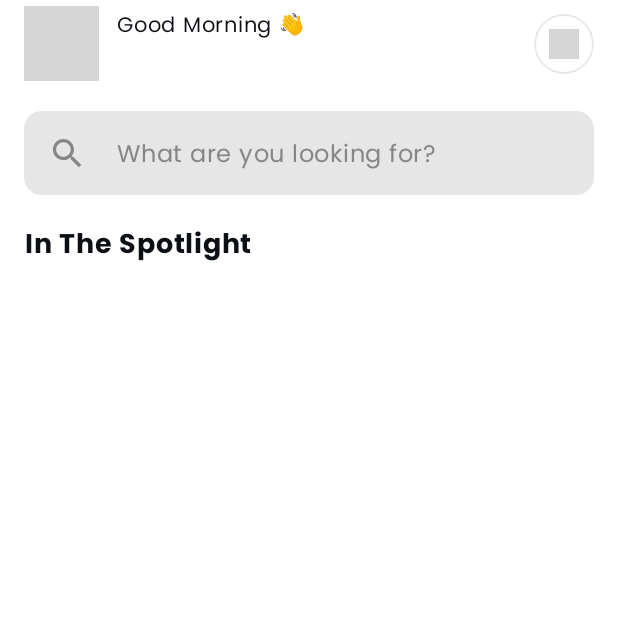
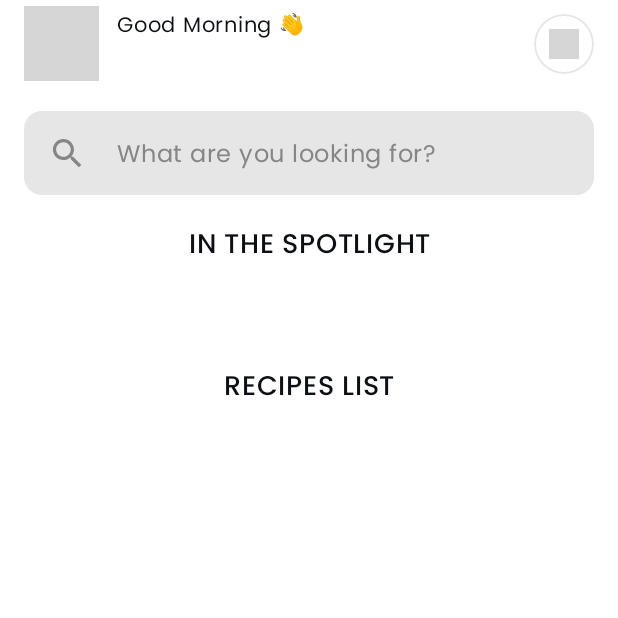
Before and after one commit to phinion8/Reciipiie, an Android app built with Jetpack Compose: the composable HomeScreenContent shown on its own in the app's theme, on a phone screen of 412 x 824 dp, the top half of it. Run offline under Robolectric (Android 15) with nearby library versions, the phone set to English and light mode, and no system bars; our stand-ins replace Dagger/Hilt's generated code, Firebase (no records; nobody signed in at launch, a user with empty details on screens opened directly), Shimmer; pictures from the network do not load; grey boxes are pictures that could not be loaded.

Commit message:
added recipe list with pagination feature

```diff
--- a/app/src/main/java/com/priyanshu/reciipiie/data/remote/SpoonacularApi.kt
+++ b/app/src/main/java/com/priyanshu/reciipiie/data/remote/SpoonacularApi.kt
@@ -1,6 +1,8 @@
 package com.priyanshu.reciipiie.data.remote
 
 import com.priyanshu.reciipiie.domain.models.RandomRecipeList
+import com.priyanshu.reciipiie.domain.models.search.SearchRecipeList
+import com.priyanshu.reciipiie.utils.Constants
 import retrofit2.http.GET
 import retrofit2.http.Query
 
@@ -11,4 +13,10 @@ interface SpoonacularApi {
         @Query("apiKey") apiKey: String
     ): RandomRecipeList
 
+    @GET("recipes/complexSearch?number=${Constants.PAGE_SIZE}")
+    suspend fun getSearchRecipeList(
+        @Query("apiKey") apiKey: String,
+        @Query("offset") offset: Int
+    ): SearchRecipeList
+
 }
--- a/app/src/main/java/com/priyanshu/reciipiie/data/repository/SpoonacularRepositoryImpl.kt
+++ b/app/src/main/java/com/priyanshu/reciipiie/data/repository/SpoonacularRepositoryImpl.kt
@@ -2,8 +2,8 @@ package com.priyanshu.reciipiie.data.repository
 
 import com.priyanshu.reciipiie.data.remote.SpoonacularApi
 import com.priyanshu.reciipiie.domain.models.RandomRecipeList
+import com.priyanshu.reciipiie.domain.models.search.SearchRecipeList
 import com.priyanshu.reciipiie.domain.repository.SpoonacularRepository
-import com.priyanshu.reciipiie.utils.Resource
 import javax.inject.Inject
 
 class SpoonacularRepositoryImpl @Inject constructor(
@@ -12,4 +12,8 @@ class SpoonacularRepositoryImpl @Inject constructor(
     override suspend fun getRandomRecipeList(): RandomRecipeList {
         return spoonacularApi.getRandomRecipeList("c01a7de764ab4c04b0aeb091588618f8")
     }
+
+    override suspend fun getSearchRecipeList(offset: Int): SearchRecipeList {
+        return spoonacularApi.getSearchRecipeList("c01a7de764ab4c04b0aeb091588618f8", offset = offset)
+    }
 }
--- a/app/src/main/java/com/priyanshu/reciipiie/domain/repository/SpoonacularRepository.kt
+++ b/app/src/main/java/com/priyanshu/reciipiie/domain/repository/SpoonacularRepository.kt
@@ -1,8 +1,10 @@
 package com.priyanshu.reciipiie.domain.repository
 
 import com.priyanshu.reciipiie.domain.models.RandomRecipeList
+import com.priyanshu.reciipiie.domain.models.search.SearchRecipeList
 import com.priyanshu.reciipiie.utils.Resource
 
 interface SpoonacularRepository {
     suspend fun getRandomRecipeList(): RandomRecipeList
+    suspend fun getSearchRecipeList(offset: Int): SearchRecipeList
 }
--- a/app/src/main/java/com/priyanshu/reciipiie/domain/usecases/spoonacular_api_use_case/SpoonacularApiUseCase.kt
+++ b/app/src/main/java/com/priyanshu/reciipiie/domain/usecases/spoonacular_api_use_case/SpoonacularApiUseCase.kt
@@ -1,6 +1,7 @@
 package com.priyanshu.reciipiie.domain.usecases.spoonacular_api_use_case
 
 import com.priyanshu.reciipiie.domain.models.RandomRecipeList
+import com.priyanshu.reciipiie.domain.models.search.SearchRecipeList
 import com.priyanshu.reciipiie.domain.repository.SpoonacularRepository
 import com.priyanshu.reciipiie.utils.Resource
 import kotlinx.coroutines.flow.Flow
@@ -21,6 +22,20 @@ class SpoonacularApiUseCase @Inject constructor(
             emit(Resource.Error(e.localizedMessage))
         }
     }.catch {
+        it.printStackTrace()
+        emit(Resource.Error(it.localizedMessage))
+    }
+
+    fun getSearchRecipeList(offset: Int): Flow<Resource<SearchRecipeList>> = flow {
+        emit(Resource.Loading())
+        try {
+            val response = repository.getSearchRecipeList(offset)
+            emit(Resource.Success(response))
+        }catch (e: Exception){
+            emit(Resource.Error(e.localizedMessage))
+        }
+    }.catch {
+        it.printStackTrace()
         emit(Resource.Error(it.localizedMessage))
     }
 
--- a/app/src/main/java/com/priyanshu/reciipiie/navigation/Navigation.kt
+++ b/app/src/main/java/com/priyanshu/reciipiie/navigation/Navigation.kt
@@ -1,5 +1,6 @@
 package com.priyanshu.reciipiie.navigation
 
+import androidx.compose.foundation.layout.PaddingValues
 import androidx.compose.runtime.Composable
 import androidx.compose.ui.Modifier
 import androidx.navigation.NavHost
@@ -45,10 +46,10 @@ fun SetUpNavigation(
 }
 
 @Composable
-fun HomeNavGraph(navController: NavHostController) {
+fun HomeNavGraph(navController: NavHostController, innerPadding: PaddingValues) {
     NavHost(navController = navController, route = "home", startDestination = Screens.Home.route) {
         composable(route = Screens.Home.route){
-            HomeScreenContent()
+            HomeScreenContent(innerPadding = innerPadding)
         }
         composable(route = Screens.Favorites.route){
 
--- a/app/src/main/java/com/priyanshu/reciipiie/ui/screens/home/HomeScreen.kt
+++ b/app/src/main/java/com/priyanshu/reciipiie/ui/screens/home/HomeScreen.kt
@@ -8,6 +8,7 @@ import androidx.compose.foundation.background
 import androidx.compose.foundation.layout.Arrangement
 import androidx.compose.foundation.layout.Box
 import androidx.compose.foundation.layout.Column
+import androidx.compose.foundation.layout.PaddingValues
 import androidx.compose.foundation.layout.Row
 import androidx.compose.foundation.layout.Spacer
 import androidx.compose.foundation.layout.fillMaxSize
@@ -15,10 +16,13 @@ import androidx.compose.foundation.layout.fillMaxWidth
 import androidx.compose.foundation.layout.height
 import androidx.compose.foundation.layout.padding
 import androidx.compose.foundation.layout.size
+import androidx.compose.foundation.lazy.LazyColumn
+import androidx.compose.foundation.lazy.items
 import androidx.compose.foundation.lazy.rememberLazyListState
 import androidx.compose.foundation.pager.HorizontalPager
 import androidx.compose.foundation.pager.rememberPagerState
 import androidx.compose.foundation.shape.CircleShape
+import androidx.compose.material3.CircularProgressIndicator
 import androidx.compose.material3.MaterialTheme
 import androidx.compose.material3.Scaffold
 import androidx.compose.material3.Surface
@@ -26,7 +30,10 @@ import androidx.compose.material3.Text
 import androidx.compose.runtime.Composable
 import androidx.compose.runtime.LaunchedEffect
 import androidx.compose.runtime.collectAsState
+import androidx.compose.runtime.derivedStateOf
 import androidx.compose.runtime.getValue
+import androidx.compose.runtime.remember
+import androidx.compose.ui.Alignment
 import androidx.compose.ui.Modifier
 import androidx.compose.ui.text.font.FontWeight
 import androidx.compose.ui.text.style.TextAlign
@@ -35,18 +42,24 @@ import androidx.compose.ui.unit.sp
 import androidx.hilt.navigation.compose.hiltViewModel
 import androidx.navigation.NavHostController
 import androidx.navigation.compose.rememberNavController
+import com.priyanshu.reciipiie.R
 import com.priyanshu.reciipiie.domain.models.RandomRecipeList
 import com.priyanshu.reciipiie.navigation.HomeNavGraph
 import com.priyanshu.reciipiie.ui.components.BottomNavBar
+import com.priyanshu.reciipiie.ui.components.ShowLottieAnimation
 import com.priyanshu.reciipiie.ui.components.models.bottomNavItems
 import com.priyanshu.reciipiie.ui.screens.home.components.HomeLoadingLayout
 import com.priyanshu.reciipiie.ui.screens.home.components.PopularRecipeItem
 import com.priyanshu.reciipiie.ui.screens.home.components.SearchBar
+import com.priyanshu.reciipiie.ui.screens.home.components.SearchRecipeItem
+import com.priyanshu.reciipiie.ui.screens.home.components.SearchRecipeItemLoading
 import com.priyanshu.reciipiie.ui.screens.home.components.TopAppBar
 import com.priyanshu.reciipiie.ui.screens.home.viewModel.HomeViewModel
+import com.priyanshu.reciipiie.ui.screens.home.viewModel.SearchListState
 import com.priyanshu.reciipiie.ui.theme.blue
 import com.priyanshu.reciipiie.ui.theme.grey300
 import com.priyanshu.reciipiie.utils.isScrollingUp
+import kotlinx.coroutines.launch
 
 @Composable
 fun HomeScreen(
@@ -55,10 +68,9 @@ fun HomeScreen(
 
     Surface(modifier = Modifier.fillMaxSize(), color = MaterialTheme.colorScheme.background) {
         Scaffold(
-
             content = { innerPadding ->
 
-                HomeNavGraph(navController = navController)
+                HomeNavGraph(navController = navController, innerPadding = innerPadding)
 
             }, bottomBar = {
                 BottomNavBar(
@@ -80,7 +92,8 @@ fun HomeScreen(
 
 @Composable
 fun HomeScreenContent(
-    viewModel: HomeViewModel = hiltViewModel()
+    viewModel: HomeViewModel = hiltViewModel(),
+    innerPadding: PaddingValues
 ) {
 
     val userName: String by viewModel.userName.collectAsState()
@@ -88,6 +101,23 @@ fun HomeScreenContent(
     val lazyColumnState = rememberLazyListState()
     val topBarVisibility = lazyColumnState.isScrollingUp()
     val isLoading by viewModel.isLoading.collectAsState()
+
+    val shouldStartPaginate = remember {
+        derivedStateOf {
+            viewModel.canPaginate && (lazyColumnState.layoutInfo.visibleItemsInfo.lastOrNull()?.index
+                ?: -9) >= (lazyColumnState.layoutInfo.totalItemsCount - 3)
+        }
+    }
+
+    val searchRecipeList = viewModel.searchRecipeList
+
+    LaunchedEffect(key1 = shouldStartPaginate.value) {
+        if (shouldStartPaginate.value && viewModel.searchListState == SearchListState.IDLE) {
+            viewModel.loadSearchItemPaginated()
+        }
+    }
+
+
 
 
     LaunchedEffect(key1 = Unit) {
@@ -100,7 +130,7 @@ fun HomeScreenContent(
     Column(
         modifier = Modifier
             .fillMaxSize()
-            .padding(horizontal = 16.dp)
+            .padding(start = 16.dp, end = 16.dp, bottom = innerPadding.calculateBottomPadding())
     ) {
         AnimatedVisibility(
             visible = topBarVisibility,
@@ -122,11 +152,22 @@ fun HomeScreenContent(
         if (isLoading) {
             HomeLoadingLayout()
         } else {
+            LazyColumn(
+                modifier = Modifier
+                    .fillMaxWidth(),
+                horizontalAlignment = Alignment.CenterHorizontally,
+                state = lazyColumnState
+            ) {
+                item {
+                    Column(
+                        Modifier.fillMaxWidth(),
+                        horizontalAlignment = Alignment.CenterHorizontally
+                    ) {
                         Text(
-                text = "In The Spotlight",
+                            text = "IN THE SPOTLIGHT",
                             style = MaterialTheme.typography.bodyLarge.copy(
                                 textAlign = TextAlign.Center,
-                    fontWeight = FontWeight.SemiBold,
+                                fontWeight = FontWeight.Medium,
                                 fontSize = 18.sp
                             )
                         )
@@ -134,6 +175,62 @@ fun HomeScreenContent(
                         Spacer(modifier = Modifier.height(20.dp))
 
                         PopularRecipesContent(randomRecipeList)
+
+                        Text(
+                            text = "RECIPES LIST",
+                            style = MaterialTheme.typography.bodyLarge.copy(
+                                textAlign = TextAlign.Center,
+                                fontWeight = FontWeight.Medium,
+                                fontSize = 18.sp
+                            )
+                        )
+
+                        Spacer(modifier = Modifier.padding(8.dp))
+                    }
+                }
+
+                items(searchRecipeList) {
+                    SearchRecipeItem(result = it, onItemClick = { id ->
+
+                    })
+                }
+
+                item {
+                    when (viewModel.searchListState) {
+                        SearchListState.LOADING -> {
+                            Column(
+                                verticalArrangement = Arrangement.spacedBy(16.dp)
+                            ) {
+                                repeat(5) {
+                                    SearchRecipeItemLoading()
+                                }
+                            }
+                        }
+
+                        SearchListState.PAGINATING -> {
+                            Box(
+                                modifier = Modifier
+                                    .fillMaxWidth()
+                                    .padding(all = 16.dp),
+                                contentAlignment = Alignment.Center
+                            ) {
+                                ShowLottieAnimation(
+                                    rawRes = R.raw.loading_anim,
+                                    modifier = Modifier.size(72.dp)
+                                )
+                            }
+
+                        }
+
+                        else -> {
+
+                        }
+                    }
+                }
+
+            }
+
+
         }
 
 
--- a/app/src/main/java/com/priyanshu/reciipiie/ui/screens/home/components/HomeLoadingLayout.kt
+++ b/app/src/main/java/com/priyanshu/reciipiie/ui/screens/home/components/HomeLoadingLayout.kt
@@ -18,7 +18,7 @@ import com.priyanshu.reciipiie.ui.components.shimmerLoadingAnimation
 fun HomeLoadingLayout() {
 
         LazyColumn(
-            modifier = Modifier.fillMaxWidth().padding(bottom = 100.dp),
+            modifier = Modifier.fillMaxWidth(),
             verticalArrangement = Arrangement.spacedBy(16.dp),
             horizontalAlignment = Alignment.CenterHorizontally
         ) {
--- a/app/src/main/java/com/priyanshu/reciipiie/ui/screens/home/components/PopularRecipeItem.kt
+++ b/app/src/main/java/com/priyanshu/reciipiie/ui/screens/home/components/PopularRecipeItem.kt
@@ -57,7 +57,7 @@ fun PopularRecipeItem(
                 Spacer(modifier = Modifier.height(8.dp))
 
                 Text(
-                    text = "${recipe.readyInMinutes} min | ${recipe.servings} | ${if (recipe.vegetarian) "Vegetarian" else "Non Vegetarian"}",
+                    text = "${recipe.readyInMinutes} min | Servings: ${recipe.servings} | ${if (recipe.vegetarian) "Vegetarian" else "Non Vegetarian"}",
                     style = MaterialTheme.typography.bodyLarge.copy(fontSize = 14.sp)
                 )
 
--- /dev/null
+++ b/app/src/main/java/com/priyanshu/reciipiie/ui/screens/home/components/SearchRecipeItemLoading.kt
@@ -0,0 +1,22 @@
+package com.priyanshu.reciipiie.ui.screens.home.components
+
+import androidx.compose.foundation.layout.Box
+import androidx.compose.foundation.layout.fillMaxWidth
+import androidx.compose.foundation.layout.height
+import androidx.compose.foundation.shape.RoundedCornerShape
+import androidx.compose.runtime.Composable
+import androidx.compose.ui.Modifier
+import androidx.compose.ui.draw.clip
+import androidx.compose.ui.unit.dp
+import com.priyanshu.reciipiie.ui.components.shimmerLoadingAnimation
+
+@Composable
+fun SearchRecipeItemLoading() {
+    Box(
+        modifier = Modifier
+            .height(120.dp)
+            .fillMaxWidth(0.9f)
+            .clip(RoundedCornerShape(16.dp))
+            .shimmerLoadingAnimation()
+    )
+}
--- a/app/src/main/java/com/priyanshu/reciipiie/ui/screens/home/viewModel/HomeViewModel.kt
+++ b/app/src/main/java/com/priyanshu/reciipiie/ui/screens/home/viewModel/HomeViewModel.kt
@@ -1,10 +1,16 @@
 package com.priyanshu.reciipiie.ui.screens.home.viewModel
 
 import android.util.Log
+import androidx.compose.runtime.getValue
+import androidx.compose.runtime.mutableIntStateOf
+import androidx.compose.runtime.mutableStateListOf
+import androidx.compose.runtime.mutableStateOf
+import androidx.compose.runtime.setValue
 import androidx.lifecycle.ViewModel
 import androidx.lifecycle.viewModelScope
 import com.priyanshu.reciipiie.domain.models.RandomRecipeList
 import com.priyanshu.reciipiie.domain.models.Recipe
+import com.priyanshu.reciipiie.domain.models.search.Result
 import com.priyanshu.reciipiie.domain.usecases.OnBoardingUseCase
 import com.priyanshu.reciipiie.domain.usecases.spoonacular_api_use_case.SpoonacularApiUseCase
 import com.priyanshu.reciipiie.utils.Resource
@@ -40,6 +46,12 @@ class HomeViewModel @Inject constructor(
     private val _isError: MutableStateFlow<String?> = MutableStateFlow(null)
     val isError = _isError.asStateFlow()
 
+    val searchRecipeList = mutableStateListOf<Result>()
+    private var page by mutableIntStateOf(1)
+    var canPaginate by mutableStateOf(false)
+    var searchListState by mutableStateOf(SearchListState.IDLE)
+    var error by mutableStateOf("")
+
     init {
         viewModelScope.launch {
             useCases.readUserNameUseCase().collectLatest { value: String ->
@@ -53,6 +65,7 @@ class HomeViewModel @Inject constructor(
 
             }
         }
+        loadSearchItemPaginated()
     }
 
     fun getRandomRecipeList() {
@@ -79,4 +92,65 @@ class HomeViewModel @Inject constructor(
         }
     }
 
+    fun loadSearchItemPaginated() {
+        viewModelScope.launch {
+            if (page == 1 || (page != 1 && canPaginate) && searchListState == SearchListState.IDLE)
+                searchListState = if (page == 1) SearchListState.LOADING else SearchListState.PAGINATING
+            spoonacularApiUseCase.getSearchRecipeList(page).collect{result->
+                when (result) {
+                    is Resource.Success -> {
+
+                        if (result.data != null) {
+                            canPaginate = result.data.results.size == 5
+
+                            if (page == 1) {
+                                searchRecipeList.clear()
+                                searchRecipeList.addAll(result.data.results)
+                            }else{
+                                searchRecipeList.addAll(result.data.results)
+                            }
+                            searchListState = SearchListState.IDLE
+                            if (canPaginate) {
+                                page++
+                            } else {
+                                searchListState =
+                                    if (page == 1) SearchListState.ERROR else SearchListState.PAGINATION_END
+                            }
+
+                        }
+
+                    }
+
+                    is Resource.Error -> {
+                        searchListState = SearchListState.ERROR
+                        error = result.message.toString()
+                    }
+
+                    else -> {
+                        Log.d("HOMEVIEWMODEL", "something went wrong")
+                    }
+                }
+
+            }
+
+        }
+    }
+
+    override fun onCleared() {
+        page = 1
+        searchListState = SearchListState.IDLE
+        canPaginate = false
+        super.onCleared()
+    }
+
 }
+
+
+
+enum class SearchListState {
+    IDLE,
+    LOADING,
+    PAGINATING,
+    ERROR,
+    PAGINATION_END
+}
--- a/app/src/main/java/com/priyanshu/reciipiie/utils/Constants.kt
+++ b/app/src/main/java/com/priyanshu/reciipiie/utils/Constants.kt
@@ -3,4 +3,5 @@ package com.priyanshu.reciipiie.utils
 object Constants {
     const val BASE_URL = "https://api.spoonacular.com/"
     const val GOOGLE_WEB_CLIENT="973693973561-h6dies2s6cqun3rn5r6gv43egae46sqo.apps.googleusercontent.com"
+    const val PAGE_SIZE = 5
 }
```
Also changed, not shown: app/src/main/java/com/priyanshu/reciipiie/domain/models/search/Result.kt (added, +8 -0 lines), app/src/main/java/com/priyanshu/reciipiie/domain/models/search/SearchRecipeList.kt (added, +8 -0 lines), app/src/main/java/com/priyanshu/reciipiie/ui/screens/home/components/SearchRecipeItem.kt (added, +72 -0 lines), app/src/main/java/com/priyanshu/reciipiie/ui/screens/search/SearchScreen.kt (added, +71 -0 lines), app/src/main/java/com/priyanshu/reciipiie/ui/screens/search/viewModels/SearchViewModel.kt (added, +24 -0 lines). Lines whose indentation alone changed are shown as unchanged.
